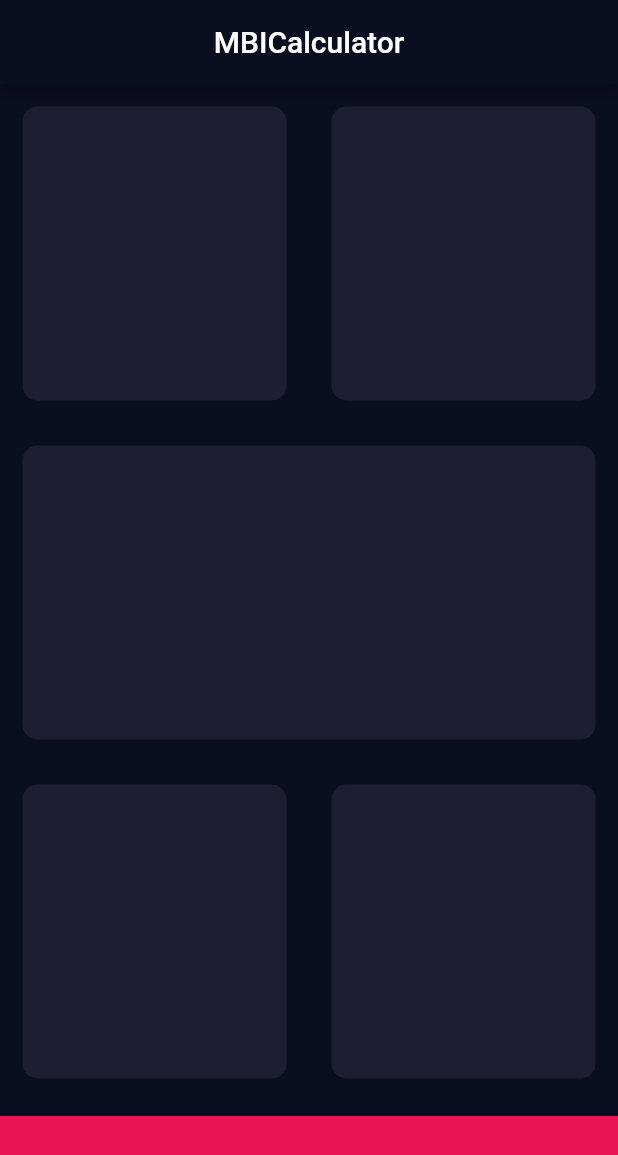
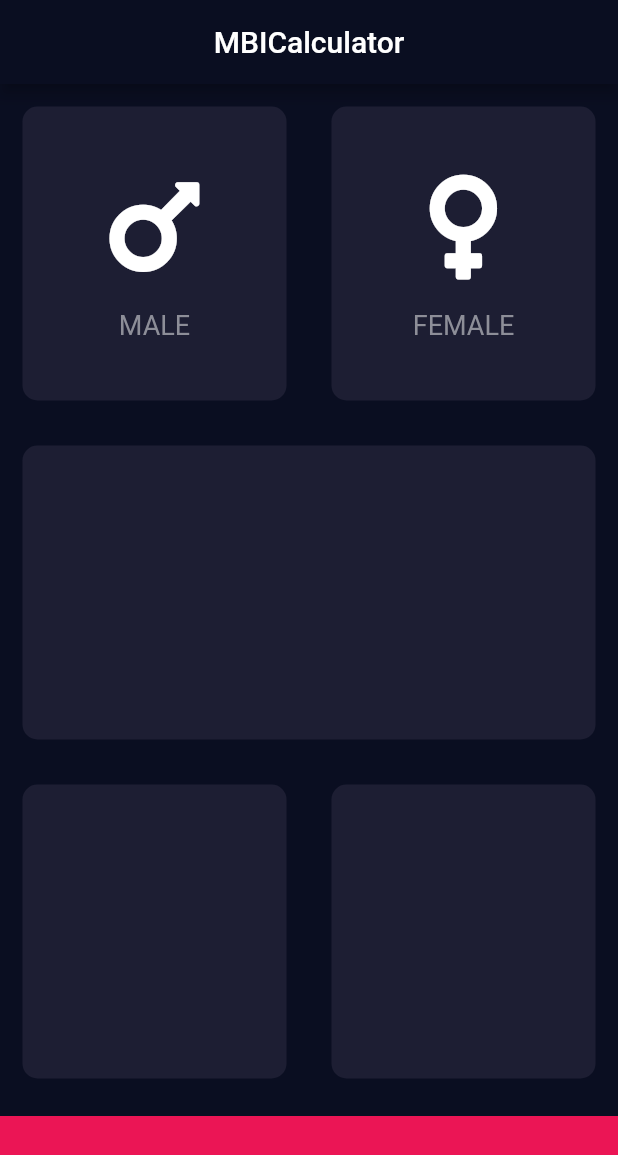
Before and after one commit to mohmedkasim/MBICalculator, a Flutter app: the screen it shows after launch, on a phone screen of 412 x 824 dp. Shown: the top 1155 px of the screen. Run offline on Flutter 3.47's test engine with Material 2 defaults, Android fonts, the phone set to English and light mode, and no system bars; our stand-ins replace font_awesome_flutter.

Commit message:
add gender data

```diff
--- a/lib/Input_page.dart
+++ b/lib/Input_page.dart
@@ -1,11 +1,13 @@
 import 'package:flutter/material.dart';
+import 'package:font_awesome_flutter/font_awesome_flutter.dart';
+import 'package:human_calculate/reusable_card.dart';
+import 'icon_content.dart';
 
 const bottomContainerHeight = 80.0;
 const activeCardColor = Color(0xFF1D1E33);
 const bottomContainerColour = Color(0xFFEB1555);
 
 class InputPage extends StatefulWidget {
-
   @override
   _InputPageState createState() => _InputPageState();
 }
@@ -20,50 +22,49 @@ class _InputPageState extends State<InputPage> {
         ),
         body: Column(
           children: [
-            Expanded(child: Row(
+            Expanded(
+                child: Row(
               children: [
                 Expanded(
-                  child: ReusableCard(colour: activeCardColor,)
-                ),
+                    child: ReusableCard(
+                  colour: activeCardColor,
+                  cardChild:
+                      IconContent(text: 'MALE', icon: FontAwesomeIcons.mars),
+                )),
                 Expanded(
-                  child: ReusableCard(colour: activeCardColor,),
+                  child: ReusableCard(
+                    colour: activeCardColor,
+                    cardChild: IconContent(
+                        text: 'FEMALE', icon: FontAwesomeIcons.venus),
+                  ),
                 ),
               ],
             )),
-            Expanded(child: ReusableCard(colour: activeCardColor,),),
-            Expanded(child: Row(children: [
-              Expanded(
-                child: ReusableCard(colour: activeCardColor,)
+            Expanded(
+              child: ReusableCard(
+                colour: activeCardColor,
               ),
-              Expanded(
-                child: ReusableCard(colour: activeCardColor,)
-              ),
-            ],)),
+            ),
+            Expanded(
+                child: Row(
+              children: [
+                Expanded(
+                    child: ReusableCard(
+                  colour: activeCardColor,
+                )),
+                Expanded(
+                    child: ReusableCard(
+                  colour: activeCardColor,
+                )),
+              ],
+            )),
             Container(
               color: bottomContainerColour,
-              margin: EdgeInsets.only(top:10.0),
+              margin: EdgeInsets.only(top: 10.0),
               width: double.infinity,
               height: bottomContainerHeight,
             )
           ],
-        )
-    );
+        ));
   }
 }
-
-class ReusableCard extends StatelessWidget {
-  ReusableCard({@required this.colour});
-
-  final Color colour;
-
-  @override
-  Widget build(BuildContext context) {
-    return Container(
-      margin: EdgeInsets.all(15),
-      decoration: BoxDecoration(
-        borderRadius: BorderRadius.circular(10.0),
-        color: colour,
-      ),
-    );
-  }
-}
--- /dev/null
+++ b/lib/icon_content.dart
@@ -0,0 +1,28 @@
+import 'package:flutter/material.dart';
+
+class IconContent extends StatelessWidget {
+
+  final text;
+  final icon;
+
+  const IconContent({Key key, this.text, this.icon}) : super(key: key);
+
+  @override
+  Widget build(BuildContext context) {
+    return Column(
+      mainAxisAlignment: MainAxisAlignment.center,
+      children: [
+        Icon(
+            icon,
+            size: 80.0
+        ),
+        SizedBox(
+          height: 15.0,
+        ),
+        Text(text, style: TextStyle(
+            fontSize: 18.0, color: Color(0xFF8D8E98)
+        ))
+      ],
+    );
+  }
+}
--- /dev/null
+++ b/lib/reusable_card.dart
@@ -0,0 +1,20 @@
+import 'package:flutter/material.dart';
+
+class ReusableCard extends StatelessWidget {
+  ReusableCard({@required this.colour, @required this.cardChild});
+
+  final Color colour;
+  final Widget cardChild;
+
+  @override
+  Widget build(BuildContext context) {
+    return Container(
+      child: cardChild,
+      margin: EdgeInsets.all(15),
+      decoration: BoxDecoration(
+        borderRadius: BorderRadius.circular(10.0),
+        color: colour,
+      ),
+    );
+  }
+}
```
Also changed, not shown: pubspec.yaml (+2 -53 lines), pubspec.lock.
